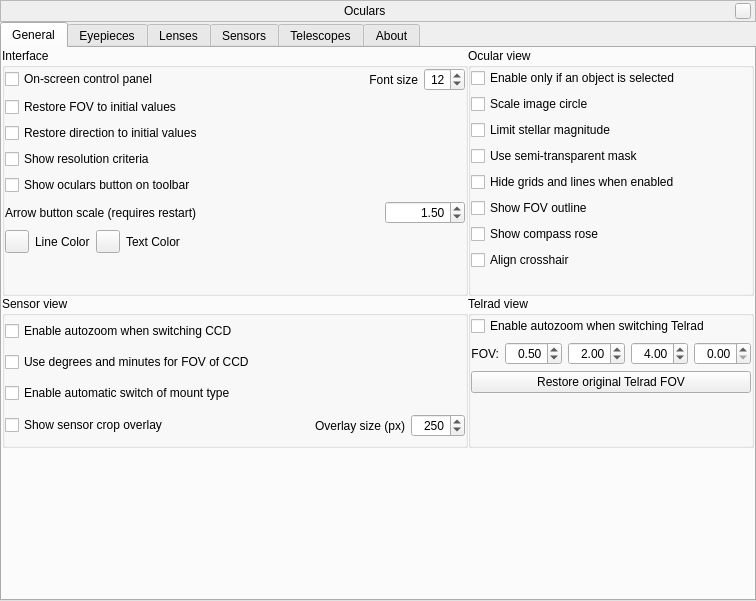
Above: plugins/Oculars/src/gui/ocularDialog.ui from 519984307/stellarium_src before the change. Below: the same form after it.
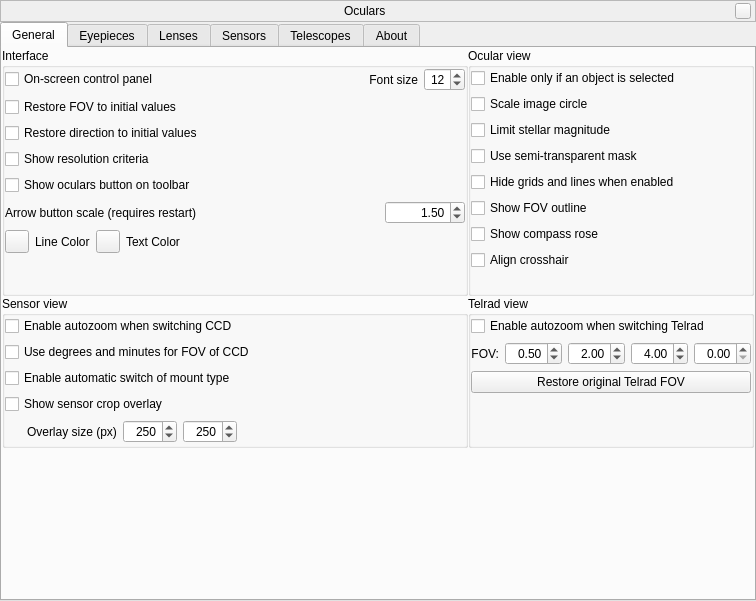
That is the form after the change. Icons and pictures are not drawn. Custom widgets are drawn as their Qt base class.

Commit message: Added rectangular sensor crop overlay support (Fix #1069)

Patch:
```diff
--- a/plugins/Oculars/src/gui/ocularDialog.ui
+++ b/plugins/Oculars/src/gui/ocularDialog.ui
@@ -518,13 +518,6 @@
              <property name="bottomMargin">
               <number>0</number>
              </property>
-             <item row="1" column="0">
-              <widget class="QCheckBox" name="checkBoxDMSDegrees">
-               <property name="text">
-                <string>Use degrees and minutes for FOV of CCD</string>
-               </property>
-              </widget>
-             </item>
              <item row="2" column="0">
               <widget class="QCheckBox" name="checkBoxTypeOfMount">
                <property name="toolTip">
@@ -535,26 +528,19 @@
                </property>
               </widget>
              </item>
-             <item row="3" column="0">
+             <item row="4" column="0">
               <layout class="QHBoxLayout" name="guiSensorPanelHorizontalLayout">
                <item>
-                <widget class="QCheckBox" name="checkBoxShowCcdCropOverlay">
-                 <property name="toolTip">
-                  <string>Enable a square overlay showing the effective size of a number of pixels.</string>
-                 </property>
-                 <property name="text">
-                  <string>Show sensor crop overlay</string>
-                 </property>
-                </widget>
-               </item>
-               <item>
-                <spacer name="orientationHorizontalSpacer">
+                <spacer name="horizontalSpacer_2">
                  <property name="orientation">
                   <enum>Qt::Horizontal</enum>
                  </property>
+                 <property name="sizeType">
+                  <enum>QSizePolicy::Fixed</enum>
+                 </property>
                  <property name="sizeHint" stdset="0">
                   <size>
-                   <width>40</width>
+                   <width>22</width>
                    <height>20</height>
                   </size>
                  </property>
@@ -565,19 +551,56 @@
                  <property name="text">
                   <string>Overlay size (px)</string>
                  </property>
+                </widget>
+               </item>
+               <item>
+                <widget class="QSpinBox" name="guiCcdCropOverlayHSizeSpinBox">
+                 <property name="sizePolicy">
+                  <sizepolicy hsizetype="Maximum" vsizetype="Fixed">
+                   <horstretch>0</horstretch>
+                   <verstretch>0</verstretch>
+                  </sizepolicy>
+                 </property>
+                 <property name="maximumSize">
+                  <size>
+                   <width>70</width>
+                   <height>16777215</height>
+                  </size>
+                 </property>
+                 <property name="toolTip">
+                  <string>Horizontal size (width)</string>
+                 </property>
                  <property name="alignment">
                   <set>Qt::AlignRight|Qt::AlignTrailing|Qt::AlignVCenter</set>
                  </property>
+                 <property name="minimum">
+                  <number>1</number>
+                 </property>
+                 <property name="maximum">
+                  <number>6000</number>
+                 </property>
+                 <property name="value">
+                  <number>250</number>
+                 </property>
                 </widget>
                </item>
                <item>
-                <widget class="QSpinBox" name="guiCcdCropOverlaySizeSpinBox">
+                <widget class="QSpinBox" name="guiCcdCropOverlayVSizeSpinBox">
+                 <property name="sizePolicy">
+                  <sizepolicy hsizetype="Maximum" vsizetype="Fixed">
+                   <horstretch>0</horstretch>
+                   <verstretch>0</verstretch>
+                  </sizepolicy>
+                 </property>
                  <property name="maximumSize">
                   <size>
-                   <width>80</width>
+                   <width>70</width>
                    <height>16777215</height>
                   </size>
                  </property>
+                 <property name="toolTip">
+                  <string>Vertical size (height)</string>
+                 </property>
                  <property name="alignment">
                   <set>Qt::AlignRight|Qt::AlignTrailing|Qt::AlignVCenter</set>
                  </property>
@@ -592,6 +615,19 @@
                  </property>
                 </widget>
                </item>
+               <item>
+                <spacer name="horizontalSpacer_3">
+                 <property name="orientation">
+                  <enum>Qt::Horizontal</enum>
+                 </property>
+                 <property name="sizeHint" stdset="0">
+                  <size>
+                   <width>40</width>
+                   <height>20</height>
+                  </size>
+                 </property>
+                </spacer>
+               </item>
               </layout>
              </item>
              <item row="0" column="0">
@@ -601,6 +637,23 @@
                </property>
               </widget>
              </item>
+             <item row="1" column="0">
+              <widget class="QCheckBox" name="checkBoxDMSDegrees">
+               <property name="text">
+                <string>Use degrees and minutes for FOV of CCD</string>
+               </property>
+              </widget>
+             </item>
+             <item row="3" column="0">
+              <widget class="QCheckBox" name="checkBoxShowCcdCropOverlay">
+               <property name="toolTip">
+                <string>Enable a square overlay showing the effective size of a number of pixels.</string>
+               </property>
+               <property name="text">
+                <string>Show sensor crop overlay</string>
+               </property>
+              </widget>
+             </item>
             </layout>
            </widget>
           </item>
```
Left out of the diff: 3 changed lines with no effect on the pictures. The commit also changes 3 other files.
